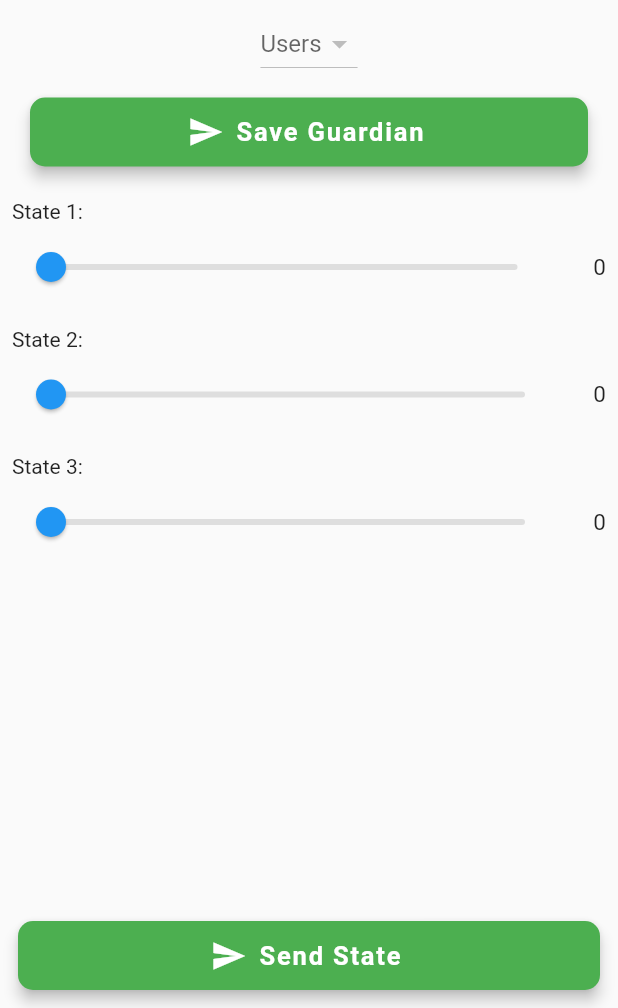
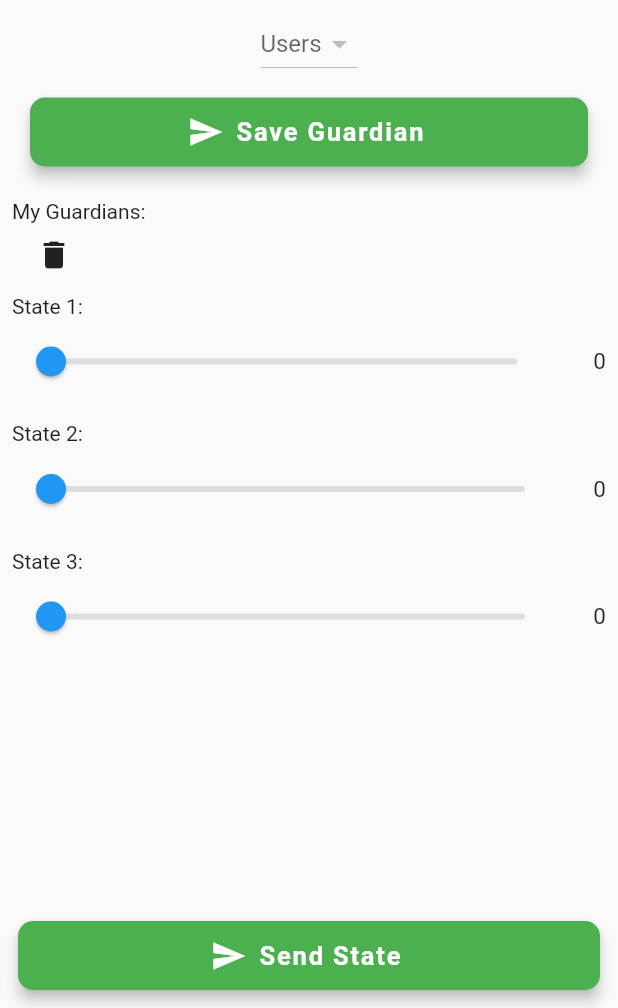
Before and after one commit to guerramatias1409/GuardianTest, a Flutter app: the HomeScreen screen opened directly, after a tap on "Save Guardian", on a phone screen of 412 x 824 dp, the part 228-1236 px from its top. Run offline on Flutter 3.47's test engine with Material 2 defaults, Android fonts, the phone set to English and light mode, and no system bars; our stand-ins replace cloud_firestore, device_info, firebase_auth, firebase_core, firebase_messaging, get_it; accounts and stored records are empty.

Commit message:
Get guardian list - delete guardian

```diff
--- a/lib/Screens/HomeScreen.dart
+++ b/lib/Screens/HomeScreen.dart
@@ -26,6 +26,7 @@ class _HomeScreenState extends State<HomeScreen> {
   User selectedUser;
 
   List<Token> tokensList;
+  List<User> guardiansList = List<User>();
 
   final String serverToken = 'AAAARJPxwqY:APA91bFSoETo7nWT_n0rhuprXlQ0DARZvfZIYMmZCQ6rGKF518cY75ZoTYumg6S76p6tp9qqlwf3IEi_eqkSVK_sK3vVZYPHd_RHHDQyjIcsC7Qtrh7z6xs2QAcpg_hKlr-tw-VzJwCt';
   final FirebaseMessaging firebaseMessaging = FirebaseMessaging();
@@ -35,6 +36,7 @@ class _HomeScreenState extends State<HomeScreen> {
     user = locator<FirebaseAuthService>().currentUser();
     print("USER $user");
     getUsersList();
+    getGuardiansList();
     getTokensList();
     if (user == null) {
       userState.state1 = 50;
@@ -159,6 +161,39 @@ class _HomeScreenState extends State<HomeScreen> {
                           },
                         ),
                       ),
+                    ),
+                    SizedBox(height: 10),
+                    Column(
+                      crossAxisAlignment: CrossAxisAlignment.start,
+                      children: [
+                        Text("My Guardians: "),
+                        SizedBox(height: 5),
+                        Column(
+                          mainAxisAlignment: MainAxisAlignment.start,
+                          crossAxisAlignment: CrossAxisAlignment.start,
+                          children: guardiansList.length==0? [
+                            Padding(
+                            padding: const EdgeInsets.all(8.0),
+                            child: Text("You have no guardians"),
+                          )
+                          ] :
+                          guardiansList.map((guardian) {
+                            return Row(
+                              children: [
+                                Padding(
+                                  padding: const EdgeInsets.all(8.0),
+                                  child: Text(guardian.name),
+                                ),
+                                GestureDetector(
+                                    onTap: () {
+                                      deleteGuardian(guardian);
+                                    },
+                                    child: Icon(Icons.delete))
+                              ],
+                            );
+                          }).toList(),
+                        )
+                      ],
                     ),
                     SizedBox(height: 10),
                     Text("State 1:"),
@@ -348,6 +383,7 @@ class _HomeScreenState extends State<HomeScreen> {
         sendMessage(token);
       });
 
+      clearStates();
     }
 
   }
@@ -404,22 +440,40 @@ class _HomeScreenState extends State<HomeScreen> {
   }
 
   void saveGuardian() async{
-    var userRef = FirebaseFirestore.instance
+    print("SAVE GUARDIAN");
+    var guardianRef = FirebaseFirestore.instance
         .collection("Users")
-        .doc(userId);
+        .doc("VrqFTDrCAIaTMHR9vwo8wWfazx02") //TODO usar current user
+        .collection("Guardians")
+        .doc(selectedUser.id);
 
-    await userRef.update({"GuardianId": selectedUser.id});
+    await guardianRef.set(selectedUser.toJson());
+    getGuardiansList();
+    setState(() {
+      guardiansList = guardiansList;
+    });
   }
 
   Future<void> getTokensList() async{
     FirebaseFirestore.instance
         .collection("Users")
-        .doc("VrqFTDrCAIaTMHR9vwo8wWfazx02")
-        .collection("Tokens")
-        .get().then((snapshot) {
+        .doc("VrqFTDrCAIaTMHR9vwo8wWfazx02") //TODO usar current user
+        .collection("Guardians")
+        .get()
+        .then((snapshot) {
           var tokens = List<Token>();
       snapshot.docs.forEach((DocumentSnapshot document) {
-        tokens.add(new Token.fromDocument(document));
+        var user = new User.fromDocument(document);
+        FirebaseFirestore.instance
+            .collection("Users")
+            .doc(user.id)
+            .collection("Tokens")
+            .get()
+            .then((tokenSnapshot){
+              tokenSnapshot.docs.forEach((token) {
+                tokens.add(new Token.fromDocument(token));
+              });
+        });
       });
 
       tokens.sort((a,b){
@@ -466,4 +520,46 @@ class _HomeScreenState extends State<HomeScreen> {
     );
     print("PASO POST");
   }
+
+  void clearStates() {
+    setState(() {
+      userState.state1 = 50;
+      userState.state2 = 50;
+      userState.state3 = 50;
+    });
+  }
+
+  void getGuardiansList() {
+    guardiansList.clear();
+    print("GET GUARDIAN LIST");
+    FirebaseFirestore.instance
+        .collection("Users")
+        .doc("VrqFTDrCAIaTMHR9vwo8wWfazx02") //TODO usar current user
+        .collection("Guardians")
+        .get()
+        .then((snapshot) {
+          print("LENGHT: ${snapshot.docs.length}");
+          snapshot.docs.forEach((document) {
+            print("USER: ${User.fromDocument(document).toJson()}");
+            guardiansList.add(new User.fromDocument(document));
+            setState(() {
+              guardiansList = guardiansList;
+            });
+          });
+    });
+  }
+
+  void deleteGuardian(User guardian) async{
+    var guardianRef = FirebaseFirestore.instance
+        .collection("Users")
+        .doc("VrqFTDrCAIaTMHR9vwo8wWfazx02") //TODO usar current user
+        .collection("Guardians")
+        .doc(guardian.id);
+
+    await guardianRef.delete();
+    getGuardiansList();
+    setState(() {
+      guardiansList = guardiansList;
+    });
+  }
 }
```
